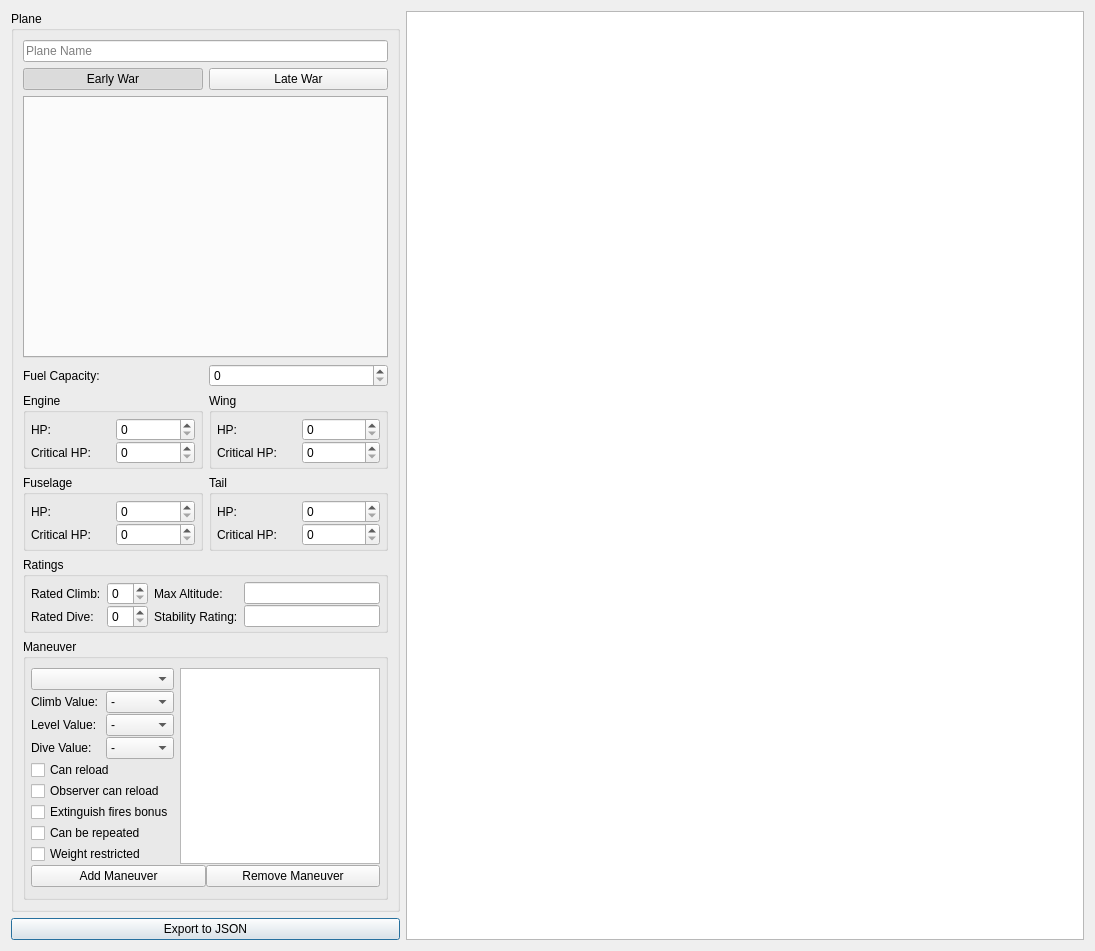
Qt form editor/PlaneEditor.ui (wchamilton/CEManeuverLog) before a commit.
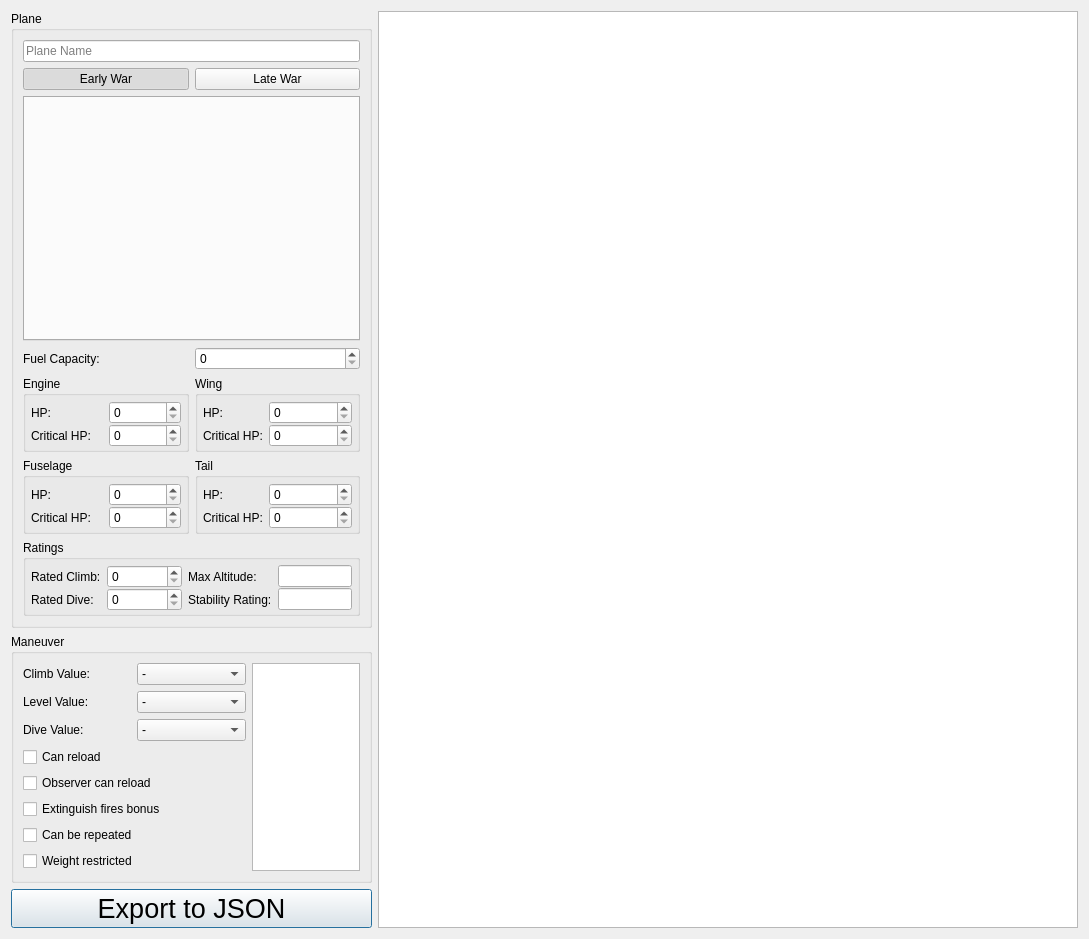
The same form after that commit. Icons and pictures are not drawn.

Commit message: Models are mostly in place. Working on replacement UI components and restructuring. Will need to eventually purge the old models/views but that'll be a later stage

```diff
--- a/editor/PlaneEditor.ui
+++ b/editor/PlaneEditor.ui
@@ -6,20 +6,27 @@
    <rect>
     <x>0</x>
     <y>0</y>
-    <width>1095</width>
-    <height>951</height>
+    <width>1089</width>
+    <height>939</height>
    </rect>
   </property>
   <property name="windowTitle">
    <string>Plane Creator</string>
   </property>
-  <layout class="QGridLayout" name="gridLayout_9" columnstretch="0,1">
-   <item row="0" column="0">
+  <layout class="QGridLayout" name="gridLayout_9" rowstretch="1,0,0" columnstretch="0,0,1">
+   <item row="0" column="0" colspan="2">
     <widget class="QGroupBox" name="groupBox">
      <property name="title">
       <string>Plane</string>
      </property>
-     <layout class="QGridLayout" name="gridLayout_8" columnstretch="0,0">
+     <layout class="QGridLayout" name="gridLayout_8">
+      <item row="0" column="0" colspan="2">
+       <widget class="QLineEdit" name="plane_name">
+        <property name="placeholderText">
+         <string>Plane Name</string>
+        </property>
+       </widget>
+      </item>
       <item row="1" column="0" colspan="2">
        <layout class="QHBoxLayout" name="horizontalLayout">
         <item>
@@ -53,21 +60,24 @@
         </item>
        </layout>
       </item>
-      <item row="3" column="0" colspan="2">
-       <widget class="QTabWidget" name="crew_editor_tab">
-        <property name="tabsClosable">
-         <bool>true</bool>
+      <item row="3" column="0">
+       <widget class="QLabel" name="label_6">
+        <property name="text">
+         <string>Fuel Capacity:</string>
         </property>
        </widget>
       </item>
-      <item row="5" column="0" colspan="2">
-       <layout class="QGridLayout" name="gridLayout_2">
+      <item row="3" column="1">
+       <widget class="QSpinBox" name="fuel_amt"/>
+      </item>
+      <item row="4" column="0" colspan="2">
+       <layout class="QGridLayout" name="gridLayout_2" columnstretch="1,1">
         <item row="0" column="0">
          <widget class="QGroupBox" name="groupBox_3">
           <property name="title">
            <string>Engine</string>
           </property>
-          <layout class="QGridLayout" name="gridLayout_4">
+          <layout class="QGridLayout" name="gridLayout_4" columnstretch="0,0">
            <property name="leftMargin">
             <number>5</number>
            </property>
@@ -83,6 +93,16 @@
            <property name="verticalSpacing">
             <number>0</number>
            </property>
+           <item row="1" column="1">
+            <widget class="QSpinBox" name="engine_critical_hp"/>
+           </item>
+           <item row="1" column="0">
+            <widget class="QLabel" name="label_15">
+             <property name="text">
+              <string>Critical HP:</string>
+             </property>
+            </widget>
+           </item>
            <item row="0" column="0">
             <widget class="QLabel" name="label_7">
              <property name="text">
@@ -93,16 +113,6 @@
            <item row="0" column="1">
             <widget class="QSpinBox" name="engine_hp"/>
            </item>
-           <item row="1" column="0">
-            <widget class="QLabel" name="label_15">
-             <property name="text">
-              <string>Critical HP:</string>
-             </property>
-            </widget>
-           </item>
-           <item row="1" column="1">
-            <widget class="QSpinBox" name="engine_critical_hp"/>
-           </item>
           </layout>
          </widget>
         </item>
@@ -111,7 +121,7 @@
           <property name="title">
            <string>Wing</string>
           </property>
-          <layout class="QGridLayout" name="gridLayout_5">
+          <layout class="QGridLayout" name="gridLayout_5" columnstretch="0,1">
            <property name="leftMargin">
             <number>5</number>
            </property>
@@ -155,7 +165,7 @@
           <property name="title">
            <string>Fuselage</string>
           </property>
-          <layout class="QGridLayout" name="gridLayout_6">
+          <layout class="QGridLayout" name="gridLayout_6" columnstretch="0,0">
            <property name="leftMargin">
             <number>5</number>
            </property>
@@ -171,12 +181,8 @@
            <property name="verticalSpacing">
             <number>0</number>
            </property>
-           <item row="0" column="0">
-            <widget class="QLabel" name="label_9">
-             <property name="text">
-              <string>HP:</string>
-             </property>
-            </widget>
+           <item row="1" column="1">
+            <widget class="QSpinBox" name="fuselage_critical_hp"/>
            </item>
            <item row="0" column="1">
             <widget class="QSpinBox" name="fuselage_hp"/>
@@ -188,8 +194,12 @@
              </property>
             </widget>
            </item>
-           <item row="1" column="1">
-            <widget class="QSpinBox" name="fuselage_critical_hp"/>
+           <item row="0" column="0">
+            <widget class="QLabel" name="label_9">
+             <property name="text">
+              <string>HP:</string>
+             </property>
+            </widget>
            </item>
           </layout>
          </widget>
@@ -199,7 +209,7 @@
           <property name="title">
            <string>Tail</string>
           </property>
-          <layout class="QGridLayout" name="gridLayout_7">
+          <layout class="QGridLayout" name="gridLayout_7" columnstretch="0,1">
            <property name="leftMargin">
             <number>5</number>
            </property>
@@ -240,222 +250,12 @@
         </item>
        </layout>
       </item>
-      <item row="8" column="0" colspan="2">
-       <widget class="QGroupBox" name="groupBox_2">
-        <property name="sizePolicy">
-         <sizepolicy hsizetype="Preferred" vsizetype="MinimumExpanding">
-          <horstretch>0</horstretch>
-          <verstretch>0</verstretch>
-         </sizepolicy>
-        </property>
-        <property name="title">
-         <string>Maneuver</string>
-        </property>
-        <layout class="QGridLayout" name="gridLayout" rowstretch="1,1,1,1,1,1,1,1,1,0">
-         <property name="leftMargin">
-          <number>5</number>
-         </property>
-         <property name="rightMargin">
-          <number>5</number>
-         </property>
-         <property name="bottomMargin">
-          <number>2</number>
-         </property>
-         <property name="verticalSpacing">
-          <number>1</number>
-         </property>
-         <item row="2" column="0">
-          <widget class="QLabel" name="label_2">
-           <property name="text">
-            <string>Level Value:</string>
-           </property>
-          </widget>
-         </item>
-         <item row="3" column="1">
-          <widget class="QComboBox" name="set_dive">
-           <property name="currentIndex">
-            <number>0</number>
-           </property>
-           <item>
-            <property name="text">
-             <string>-</string>
-            </property>
-           </item>
-           <item>
-            <property name="text">
-             <string>D1</string>
-            </property>
-           </item>
-           <item>
-            <property name="text">
-             <string>D</string>
-            </property>
-           </item>
-          </widget>
-         </item>
-         <item row="5" column="0" colspan="2">
-          <widget class="QCheckBox" name="set_obs_can_reload">
-           <property name="text">
-            <string>Observer can reload</string>
-           </property>
-          </widget>
-         </item>
-         <item row="0" column="0" colspan="2">
-          <widget class="QComboBox" name="maneuver_selection"/>
-         </item>
-         <item row="1" column="1">
-          <widget class="QComboBox" name="set_climb">
-           <item>
-            <property name="text">
-             <string>-</string>
-            </property>
-           </item>
-           <item>
-            <property name="text">
-             <string>C1</string>
-            </property>
-           </item>
-           <item>
-            <property name="text">
-             <string>C</string>
-            </property>
-           </item>
-          </widget>
-         </item>
-         <item row="0" column="2" rowspan="9">
-          <widget class="QGraphicsView" name="maneuver_preview_gv">
-           <property name="sizePolicy">
-            <sizepolicy hsizetype="Expanding" vsizetype="MinimumExpanding">
-             <horstretch>0</horstretch>
-             <verstretch>0</verstretch>
-            </sizepolicy>
-           </property>
-           <property name="maximumSize">
-            <size>
-             <width>200</width>
-             <height>16777215</height>
-            </size>
-           </property>
-           <property name="focusPolicy">
-            <enum>Qt::NoFocus</enum>
-           </property>
-           <property name="verticalScrollBarPolicy">
-            <enum>Qt::ScrollBarAlwaysOff</enum>
-           </property>
-           <property name="horizontalScrollBarPolicy">
-            <enum>Qt::ScrollBarAlwaysOff</enum>
-           </property>
-           <property name="interactive">
-            <bool>false</bool>
-           </property>
-           <property name="resizeAnchor">
-            <enum>QGraphicsView::AnchorViewCenter</enum>
-           </property>
-          </widget>
-         </item>
-         <item row="1" column="0">
-          <widget class="QLabel" name="label">
-           <property name="text">
-            <string>Climb Value:</string>
-           </property>
-          </widget>
-         </item>
-         <item row="3" column="0">
-          <widget class="QLabel" name="label_3">
-           <property name="text">
-            <string>Dive Value:</string>
-           </property>
-          </widget>
-         </item>
-         <item row="8" column="0" colspan="2">
-          <widget class="QCheckBox" name="set_weight_restricted">
-           <property name="text">
-            <string>Weight restricted</string>
-           </property>
-          </widget>
-         </item>
-         <item row="4" column="0" colspan="2">
-          <widget class="QCheckBox" name="set_can_reload">
-           <property name="text">
-            <string>Can reload</string>
-           </property>
-          </widget>
-         </item>
-         <item row="9" column="0" colspan="3">
-          <layout class="QHBoxLayout" name="horizontalLayout_2">
-           <item>
-            <widget class="QPushButton" name="add_maneuver">
-             <property name="text">
-              <string>Add Maneuver</string>
-             </property>
-             <property name="icon">
-              <iconset>
-               <normaloff>C:/Users/Wesley/Downloads/icons8-add-48.png</normaloff>C:/Users/Wesley/Downloads/icons8-add-48.png</iconset>
-             </property>
-            </widget>
-           </item>
-           <item>
-            <widget class="QPushButton" name="remove_maneuver">
-             <property name="text">
-              <string>Remove Maneuver</string>
-             </property>
-             <property name="icon">
-              <iconset>
-               <normaloff>C:/Users/Wesley/Downloads/icons8-minus-48.png</normaloff>C:/Users/Wesley/Downloads/icons8-minus-48.png</iconset>
-             </property>
-            </widget>
-           </item>
-          </layout>
-         </item>
-         <item row="2" column="1">
-          <widget class="QComboBox" name="set_level">
-           <item>
-            <property name="text">
-             <string>-</string>
-            </property>
-           </item>
-           <item>
-            <property name="text">
-             <string>X</string>
-            </property>
-           </item>
-           <item>
-            <property name="text">
-             <string>L</string>
-            </property>
-           </item>
-          </widget>
-         </item>
-         <item row="6" column="0" colspan="2">
-          <widget class="QCheckBox" name="set_can_put_out_fires">
-           <property name="text">
-            <string>Extinguish fires bonus</string>
-           </property>
-          </widget>
-         </item>
-         <item row="7" column="0" colspan="2">
-          <widget class="QCheckBox" name="set_can_repeat">
-           <property name="text">
-            <string>Can be repeated</string>
-           </property>
-          </widget>
-         </item>
-        </layout>
-       </widget>
-      </item>
-      <item row="4" column="0">
-       <widget class="QLabel" name="label_6">
-        <property name="text">
-         <string>Fuel Capacity:</string>
-        </property>
-       </widget>
-      </item>
-      <item row="6" column="0" colspan="2">
+      <item row="5" column="0" colspan="2">
        <widget class="QGroupBox" name="groupBox_7">
         <property name="title">
          <string>Ratings</string>
         </property>
-        <layout class="QGridLayout" name="gridLayout_3">
+        <layout class="QGridLayout" name="gridLayout_3" columnstretch="0,1,0,1">
          <property name="leftMargin">
           <number>5</number>
          </property>
@@ -514,31 +314,208 @@
         </layout>
        </widget>
       </item>
-      <item row="0" column="0" colspan="2">
-       <widget class="QLineEdit" name="plane_name">
-        <property name="placeholderText">
-         <string>Plane Name</string>
+      <item row="2" column="0" colspan="2">
+       <widget class="QTabWidget" name="crew_editor_tab">
+        <property name="tabsClosable">
+         <bool>true</bool>
         </property>
        </widget>
       </item>
-      <item row="4" column="1">
-       <widget class="QSpinBox" name="fuel_amt"/>
-      </item>
      </layout>
     </widget>
    </item>
-   <item row="1" column="0">
+   <item row="0" column="2" rowspan="3">
+    <widget class="QGraphicsView" name="maneuver_schedule_gv">
+     <property name="renderHints">
+      <set>QPainter::RenderHint::Antialiasing|QPainter::RenderHint::TextAntialiasing</set>
+     </property>
+    </widget>
+   </item>
+   <item row="2" column="0" colspan="2">
     <widget class="QPushButton" name="export_json">
+     <property name="font">
+      <font>
+       <pointsize>20</pointsize>
+      </font>
+     </property>
      <property name="text">
       <string>Export to JSON</string>
      </property>
+     <property name="icon">
+      <iconset theme="QIcon::ThemeIcon::DocumentSaveAs"/>
+     </property>
+     <property name="iconSize">
+      <size>
+       <width>20</width>
+       <height>20</height>
+      </size>
+     </property>
      <property name="default">
       <bool>true</bool>
      </property>
     </widget>
    </item>
-   <item row="0" column="1" rowspan="2">
-    <widget class="QGraphicsView" name="maneuver_schedule_gv"/>
+   <item row="1" column="0" colspan="2">
+    <widget class="QGroupBox" name="groupBox_2">
+     <property name="sizePolicy">
+      <sizepolicy hsizetype="Preferred" vsizetype="MinimumExpanding">
+       <horstretch>0</horstretch>
+       <verstretch>0</verstretch>
+      </sizepolicy>
+     </property>
+     <property name="title">
+      <string>Maneuver</string>
+     </property>
+     <layout class="QGridLayout" name="gridLayout">
+      <item row="0" column="0">
+       <widget class="QLabel" name="label">
+        <property name="text">
+         <string>Climb Value:</string>
+        </property>
+       </widget>
+      </item>
+      <item row="4" column="0" colspan="2">
+       <widget class="QCheckBox" name="set_obs_can_reload">
+        <property name="text">
+         <string>Observer can reload</string>
+        </property>
+       </widget>
+      </item>
+      <item row="3" column="0" colspan="2">
+       <widget class="QCheckBox" name="set_can_reload">
+        <property name="text">
+         <string>Can reload</string>
+        </property>
+       </widget>
+      </item>
+      <item row="0" column="1">
+       <widget class="QComboBox" name="set_climb">
+        <item>
+         <property name="text">
+          <string>-</string>
+         </property>
+        </item>
+        <item>
+         <property name="text">
+          <string>C1</string>
+         </property>
+        </item>
+        <item>
+         <property name="text">
+          <string>C</string>
+         </property>
+        </item>
+       </widget>
+      </item>
+      <item row="1" column="0">
+       <widget class="QLabel" name="label_2">
+        <property name="text">
+         <string>Level Value:</string>
+        </property>
+       </widget>
+      </item>
+      <item row="5" column="0" colspan="2">
+       <widget class="QCheckBox" name="set_put_out_fires_bonus">
+        <property name="text">
+         <string>Extinguish fires bonus</string>
+        </property>
+       </widget>
+      </item>
+      <item row="2" column="0">
+       <widget class="QLabel" name="label_3">
+        <property name="text">
+         <string>Dive Value:</string>
+        </property>
+       </widget>
+      </item>
+      <item row="1" column="1">
+       <widget class="QComboBox" name="set_level">
+        <item>
+         <property name="text">
+          <string>-</string>
+         </property>
+        </item>
+        <item>
+         <property name="text">
+          <string>X</string>
+         </property>
+        </item>
+        <item>
+         <property name="text">
+          <string>L</string>
+         </property>
+        </item>
+       </widget>
+      </item>
+      <item row="6" column="0" colspan="2">
+       <widget class="QCheckBox" name="set_can_repeat">
+        <property name="text">
+         <string>Can be repeated</string>
+        </property>
+       </widget>
+      </item>
+      <item row="7" column="0" colspan="2">
+       <widget class="QCheckBox" name="set_weight_restricted">
+        <property name="text">
+         <string>Weight restricted</string>
+        </property>
+       </widget>
+      </item>
+      <item row="2" column="1">
+       <widget class="QComboBox" name="set_dive">
+        <property name="currentIndex">
+         <number>0</number>
+        </property>
+        <item>
+         <property name="text">
+          <string>-</string>
+         </property>
+        </item>
+        <item>
+         <property name="text">
+          <string>D1</string>
+         </property>
+        </item>
+        <item>
+         <property name="text">
+          <string>D</string>
+         </property>
+        </item>
+       </widget>
+      </item>
+      <item row="0" column="2" rowspan="8">
+       <widget class="QListWidget" name="maneuver_list">
+        <property name="sizePolicy">
+         <sizepolicy hsizetype="Ignored" vsizetype="Expanding">
+          <horstretch>0</horstretch>
+          <verstretch>0</verstretch>
+         </sizepolicy>
+        </property>
+        <property name="contextMenuPolicy">
+         <enum>Qt::ContextMenuPolicy::CustomContextMenu</enum>
+        </property>
+        <property name="editTriggers">
+         <set>QAbstractItemView::EditTrigger::NoEditTriggers</set>
+        </property>
+        <property name="showDropIndicator" stdset="0">
+         <bool>false</bool>
+        </property>
+        <property name="defaultDropAction">
+         <enum>Qt::DropAction::IgnoreAction</enum>
+        </property>
+        <property name="alternatingRowColors">
+         <bool>false</bool>
+        </property>
+        <property name="selectionMode">
+         <enum>QAbstractItemView::SelectionMode::ExtendedSelection</enum>
+        </property>
+        <property name="selectionBehavior">
+         <enum>QAbstractItemView::SelectionBehavior::SelectRows</enum>
+        </property>
+       </widget>
+      </item>
+     </layout>
+    </widget>
    </item>
   </layout>
  </widget>
```
Left out of the diff: 12 changed lines with no effect on the pictures. The commit also changes 35 other files.
